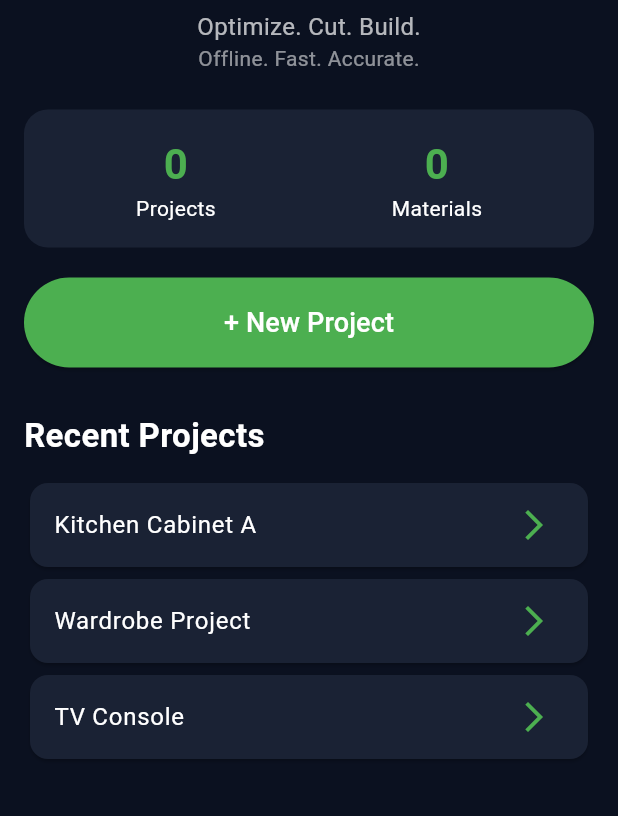
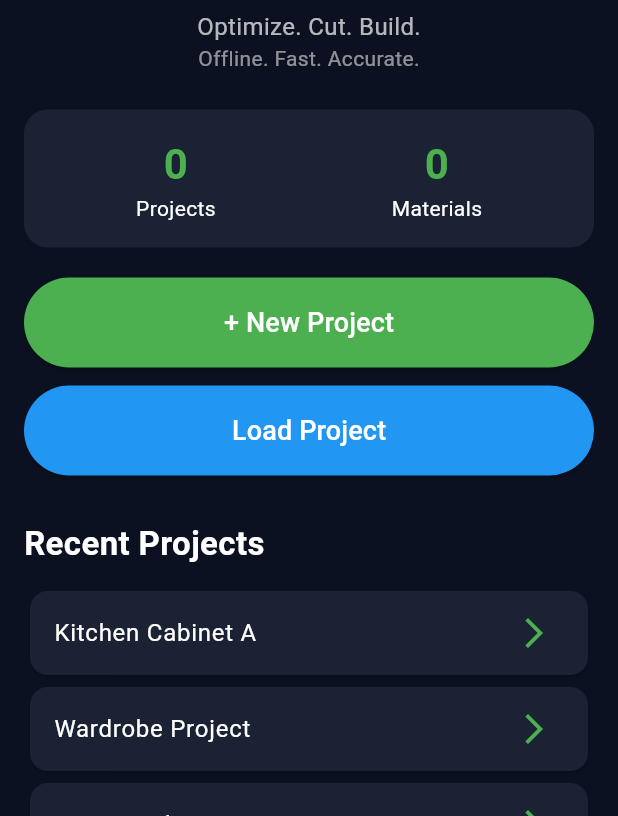
Before and after one commit to paulojdino-png/carveplus-cut-pro, a Flutter app: the screen it shows after launch, on a phone screen of 412 x 824 dp, the part 420-1236 px from its top. Run offline on Flutter 3.47's test engine with Material 3 defaults, Android fonts, the phone set to English and light mode, and no system bars.

Commit message:
Load Project MVP Complete

```diff
--- a/lib/dashboard_screen.dart
+++ b/lib/dashboard_screen.dart
@@ -1,8 +1,50 @@
 import 'package:flutter/material.dart';
+import 'dart:convert';
+import 'dart:io';
+
+import 'package:path_provider/path_provider.dart';
+
+import 'project_model.dart';
 import 'new_project_screen.dart';
 
-class DashboardScreen extends StatelessWidget {
+class DashboardScreen extends StatefulWidget {
   const DashboardScreen({super.key});
+
+  @override
+  State<DashboardScreen> createState() => _DashboardScreenState();
+}
+
+class _DashboardScreenState extends State<DashboardScreen> {
+  Future<void> loadProject() async {
+    try {
+      final dir = await getApplicationDocumentsDirectory();
+
+      final file = File('${dir.path}/test.json');
+
+      if (!await file.exists()) {
+        if (!mounted) return;
+
+        ScaffoldMessenger.of(
+          context,
+        ).showSnackBar(const SnackBar(content: Text('test.json not found')));
+        return;
+      }
+
+      final jsonString = await file.readAsString();
+
+      final project = Project.fromJson(jsonDecode(jsonString));
+
+      if (!mounted) return;
+
+      ScaffoldMessenger.of(
+        context,
+      ).showSnackBar(SnackBar(content: Text('Loaded: ${project.projectName}')));
+
+      debugPrint('PROJECT LOADED: ${project.projectName}');
+    } catch (e) {
+      debugPrint('LOAD ERROR: $e');
+    }
+  }
 
   @override
   Widget build(BuildContext context) {
@@ -126,6 +168,23 @@ class DashboardScreen extends StatelessWidget {
                   ),
                 ),
               ),
+              const SizedBox(height: 12),
+
+              SizedBox(
+                width: double.infinity,
+                height: 60,
+
+                child: ElevatedButton(
+                  onPressed: loadProject,
+
+                  style: ElevatedButton.styleFrom(backgroundColor: Colors.blue),
+
+                  child: const Text(
+                    'Load Project',
+                    style: TextStyle(fontSize: 18, color: Colors.white),
+                  ),
+                ),
+              ),
 
               const SizedBox(height: 30),
 
```
